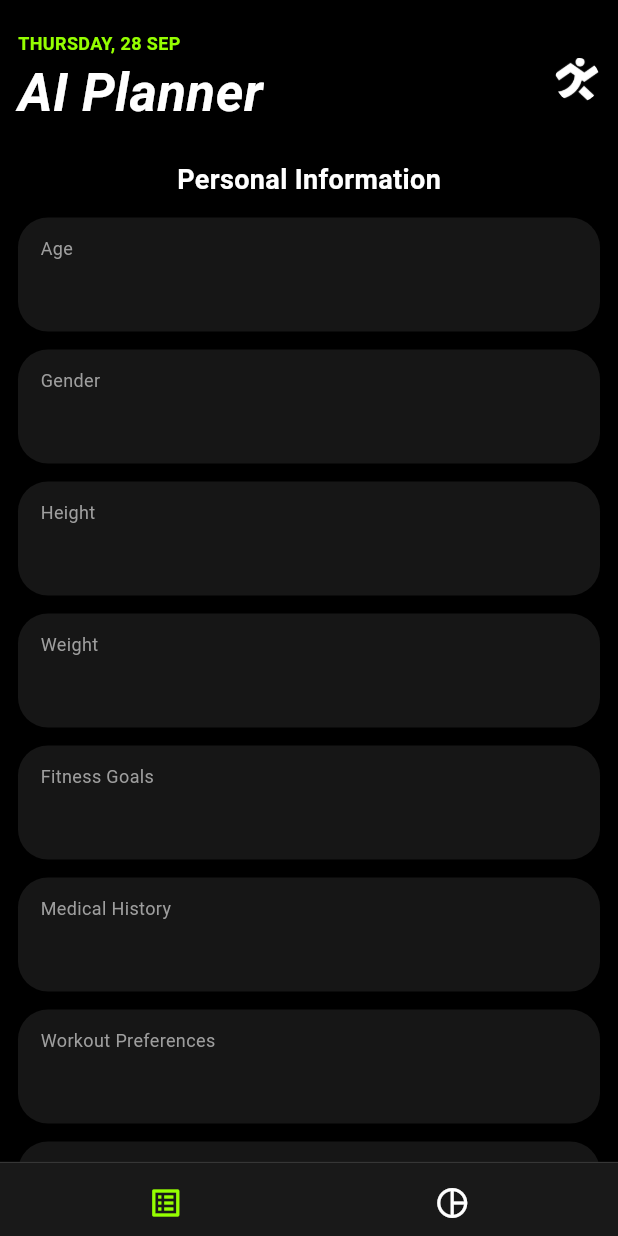
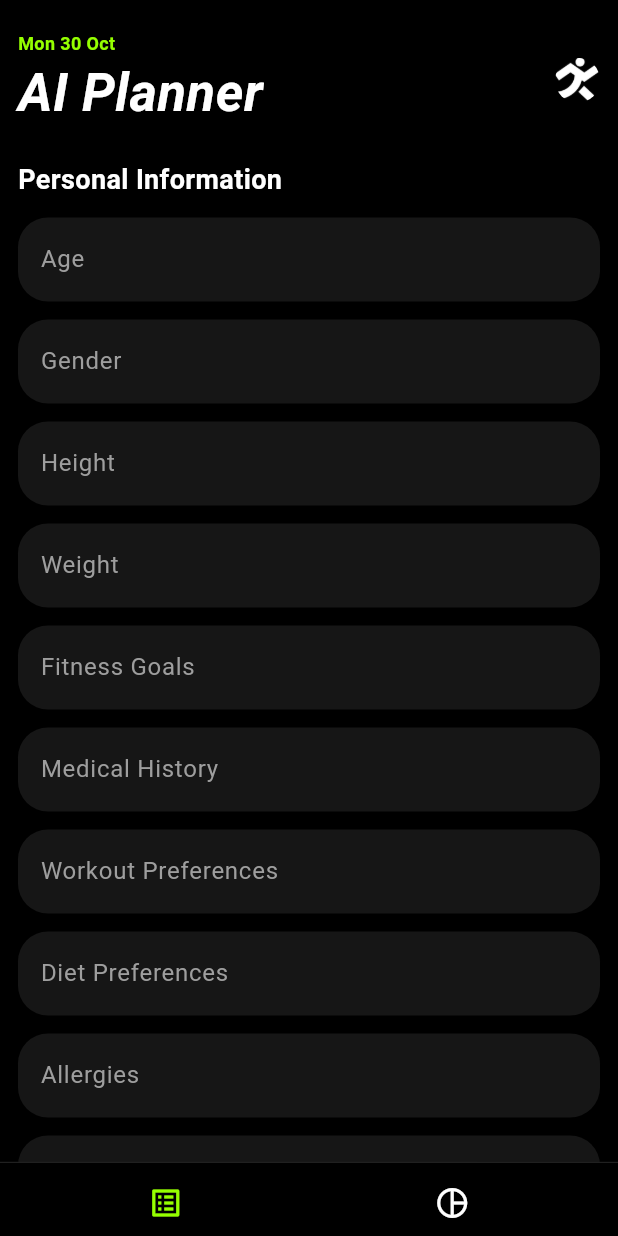
Before and after one commit to TheParthK/fitness_tracker, a Flutter app: the screen it shows after launch, scrolled down 322 dp, after a tap on the "list alt" icon, on a phone screen of 412 x 824 dp. Run offline on Flutter 3.47's test engine with Material 2 defaults, Android fonts, the phone set to English and light mode, and no system bars; our stand-ins replace fl_chart, flutter_markdown, simple_animations; missing offline and left inert: circular_chart_flutter; Roboto replaces fonts that are missing (Futura); statements that could not run were skipped.

Commit message:
oct 31 update

```diff
--- a/lib/pages/ai_planner.dart
+++ b/lib/pages/ai_planner.dart
@@ -45,6 +45,7 @@ class _AIPlannerPageState extends State<AIPlannerPage> {
     setState(() {
       uploading = true;
     });
+    // var url = 'http://192.168.29.100:8000/api/get-ai-response';
     var url = 'http://127.0.0.1:5000/api/get-ai-response';
     var body = jsonEncode({
       "user_info":{
@@ -106,7 +107,7 @@ class _AIPlannerPageState extends State<AIPlannerPage> {
             Container(
               color: Colors.black,
               child: ListView(
-              padding: EdgeInsets.symmetric(horizontal: 12, vertical: 0),
+              padding: const EdgeInsets.symmetric(horizontal: 12, vertical: 0),
                 children: [
                   const TopBarC(title: 'AI Planner',),
                   !uploading && !gotResponse?
@@ -115,6 +116,8 @@ class _AIPlannerPageState extends State<AIPlannerPage> {
                       children: [
                         const Padding(
                           padding: EdgeInsets.only(bottom: 12),
+                          child: Align(
+                            alignment: Alignment.centerLeft,
                             child: Text(
                               'Personal Information',
                               textAlign: TextAlign.left,
@@ -125,7 +128,8 @@ class _AIPlannerPageState extends State<AIPlannerPage> {
                               ),
                             ),
                           ),
-                        ...AIPlannerPage.inputNames.map((e) => CustomInputField(title: e, widget: CustomInputFieldChildTextInput(controller: AIPlannerPage.textEditingControllers[AIPlannerPage.inputNames.indexOf(e)],)),),
+                        ),
+                        ...AIPlannerPage.inputNames.map((e) => CustomInputField(title: e, widget: CustomInputFieldChildTextInput(title: e,controller: AIPlannerPage.textEditingControllers[AIPlannerPage.inputNames.indexOf(e)],)),),
                         const SizedBox(height: 10,),
                         CustomButton(text: ' Continue ', function: () => submitResponse()),
                       ],
@@ -138,7 +142,7 @@ class _AIPlannerPageState extends State<AIPlannerPage> {
                           color: Color.fromARGB(255, 30, 30, 30),
                           borderRadius: BorderRadius.all(Radius.circular(20))
                         ),
-                        child: CupertinoActivityIndicator(color: Colors.white,),
+                        child: const CupertinoActivityIndicator(color: Colors.white,),
                       ),
                     ) : Markdown(
                       shrinkWrap: true,
@@ -165,42 +169,34 @@ class CustomInputField extends StatelessWidget {
     return Padding(
       padding: const EdgeInsets.only(bottom: 12),
       child: Container(
-        padding: const EdgeInsets.symmetric(vertical: 12, horizontal: 15),
+        padding: const EdgeInsets.symmetric(vertical: 0, horizontal: 15),
         width: double.infinity,
         decoration: const BoxDecoration(
         color: Color.fromARGB(255, 22, 22, 22),
         borderRadius: BorderRadius.all(Radius.circular(20))
         ),
-        child: Column(
-          mainAxisSize: MainAxisSize.min,
-          crossAxisAlignment: CrossAxisAlignment.start,
-          children:  [
-            Text(
-              title,
-              style: const TextStyle(
-                color: Colors.grey,
-                fontSize: 12
-              ),
-            ),
-            widget
-          ],
-        ),
+        child: widget,
       )
     );
   }
 }
 
 class CustomInputFieldChildTextInput extends StatelessWidget {
+  final String title;
   final TextEditingController controller;
-  const CustomInputFieldChildTextInput ({super.key, required this.controller});
+  const CustomInputFieldChildTextInput ({super.key, required this.controller, required this.title});
 
   @override
   Widget build(BuildContext context) {
-    return const SizedBox(
-      height: 35,
+    return SizedBox(
       child: TextField(
+        maxLines: null,
         decoration: InputDecoration(
           border: InputBorder.none,
+          labelText: title,
+          labelStyle: const TextStyle(
+            color: Colors.grey
+          )
         ),
       ),
     );
@@ -217,7 +213,7 @@ class CustomDropdownInput extends StatelessWidget {
       height: 35,
       width: double.infinity,
       child: DropdownButton(
-        dropdownColor: Color.fromARGB(255, 22, 22, 22),
+        dropdownColor: const Color.fromARGB(255, 22, 22, 22),
         borderRadius: const BorderRadius.all(Radius.circular(20)),
         style: const TextStyle(
           color: Colors.white
--- a/lib/pages/home.dart
+++ b/lib/pages/home.dart
@@ -35,8 +35,13 @@ class _HomePageState extends State<HomePage> {
         body: Stack(
           children: [
             currentPage == 0 ?
-            const AIPlannerPage()
-            : TrackPage(),
+            PageStorage(
+              bucket: PageStorageBucket(),
+              child: const AIPlannerPage()
+              )
+            : PageStorage(
+              bucket: PageStorageBucket(),
+              child: TrackPage()),
             Column(
               children: [
                 ClipRRect(
@@ -80,7 +85,7 @@ class CustomBottomNavBar extends StatelessWidget {
           alignment: Alignment.center,
           width: double.infinity,
           decoration: BoxDecoration(
-            color: Platform.isIOS? const Color.fromARGB(20, 0, 0, 0) : Color.fromARGB(255, 25, 25, 25),
+            color: Platform.isIOS? const Color.fromARGB(20, 0, 0, 0) : Colors.black,
             // color: Color.fromARGB(255, 0, 0, 0),
             border: const Border(top: BorderSide(color: Color.fromARGB(64, 255, 255, 255), width: 0.5))
           ),
@@ -88,14 +93,15 @@ class CustomBottomNavBar extends StatelessWidget {
             mainAxisAlignment: MainAxisAlignment.spaceAround,
             crossAxisAlignment: CrossAxisAlignment.center,
             children: [
-              InkWell(
+              GestureDetector(
                 onTap: goToAIPage,
                 child: Icon(
                   Icons.list_alt_outlined,
                   color: currentPage == 0 ?
                     const Color.fromARGB(255, 149, 255, 0)
                       : Colors.white,)),
-              InkWell(
+
+              GestureDetector(
                 onTap: goToTrackPage,
                 child: Icon(
                   Icons.pie_chart_outline,
--- a/lib/pages/track.dart
+++ b/lib/pages/track.dart
@@ -150,7 +150,7 @@ class _TrackPageState extends State<TrackPage> {
                               }
                             );
                           },
-                          child: Text('${daysOfTheWeek[selectedDate.weekday]} ${selectedDate.day} ${monthsOfTheYear[selectedDate.month - 1]}')
+                          child: Text('${daysOfTheWeek[selectedDate.weekday - 1]} ${selectedDate.day} ${monthsOfTheYear[selectedDate.month - 1]}')
                         ),
                         const SizedBox(width: 10,),
                         Expanded(
@@ -419,6 +419,8 @@ class _TrackPageState extends State<TrackPage> {
 class TopBarC extends StatelessWidget {
   final String title;
   const TopBarC({super.key, required this.title});
+  static List<String> daysOfTheWeek = ['Mon', 'Tue', 'Wed', 'Thu', 'Fri', 'Sat', 'Sun'];
+  static List<String> monthsOfTheYear = ['Jan', 'Feb', 'Mar', 'Apr', 'May', 'Jun', 'Jul', 'Aug', 'Sept', 'Oct', 'Nov', 'Dec'];
 
   @override
   Widget build(BuildContext context) {
@@ -433,9 +435,9 @@ class TopBarC extends StatelessWidget {
             mainAxisSize: MainAxisSize.min,
             crossAxisAlignment: CrossAxisAlignment.start,
             children: [
-              const Text(
-                'THURSDAY, 28 SEP',
-                style: TextStyle(
+              Text(
+                '${daysOfTheWeek[DateTime.now().weekday - 1]} ${DateTime.now().day} ${monthsOfTheYear[DateTime.now().month - 1]}',
+                style: const TextStyle(
                   color: Color.fromARGB(255, 149, 255, 0),
                   fontWeight: FontWeight.w600,
                   fontSize: 12,
@@ -453,7 +455,13 @@ class TopBarC extends StatelessWidget {
               ),
             ],
           ),
-          Container(
+          PopupMenuButton(
+            color: const Color.fromARGB(255, 22, 22, 22),
+            surfaceTintColor: Colors.transparent,
+            shape: const RoundedRectangleBorder(
+              borderRadius: BorderRadius.all(Radius.circular(20))
+            ),
+            child: Container(
               width: 30,
               height: 30,
               alignment: Alignment.center,
@@ -467,6 +475,21 @@ class TopBarC extends StatelessWidget {
                 )
               ),
             ),
+            itemBuilder: (context) {
+              return const [ PopupMenuItem<int>(
+                  value: 0,
+                  child: Text("My Account"),
+              ),
+              PopupMenuItem<int>(
+                  value: 1,
+                  child: Text("Settings"),
+              ),
+              PopupMenuItem<int>(
+                  value: 2,
+                  child: Text("Logout"),
+              ),];
+            },
+          )
         ],
       ),
     );
@@ -508,7 +531,6 @@ class _ThePieChartState extends State<ThePieChart> {
           ]
       );
     });
-    final ccals  = ValueNotifier<double> (widget.consumedCals);
     return Padding(
       padding: const EdgeInsets.only(bottom: 20.0),
       child: SizedBox(
```
Lines whose indentation alone changed are shown as unchanged.
